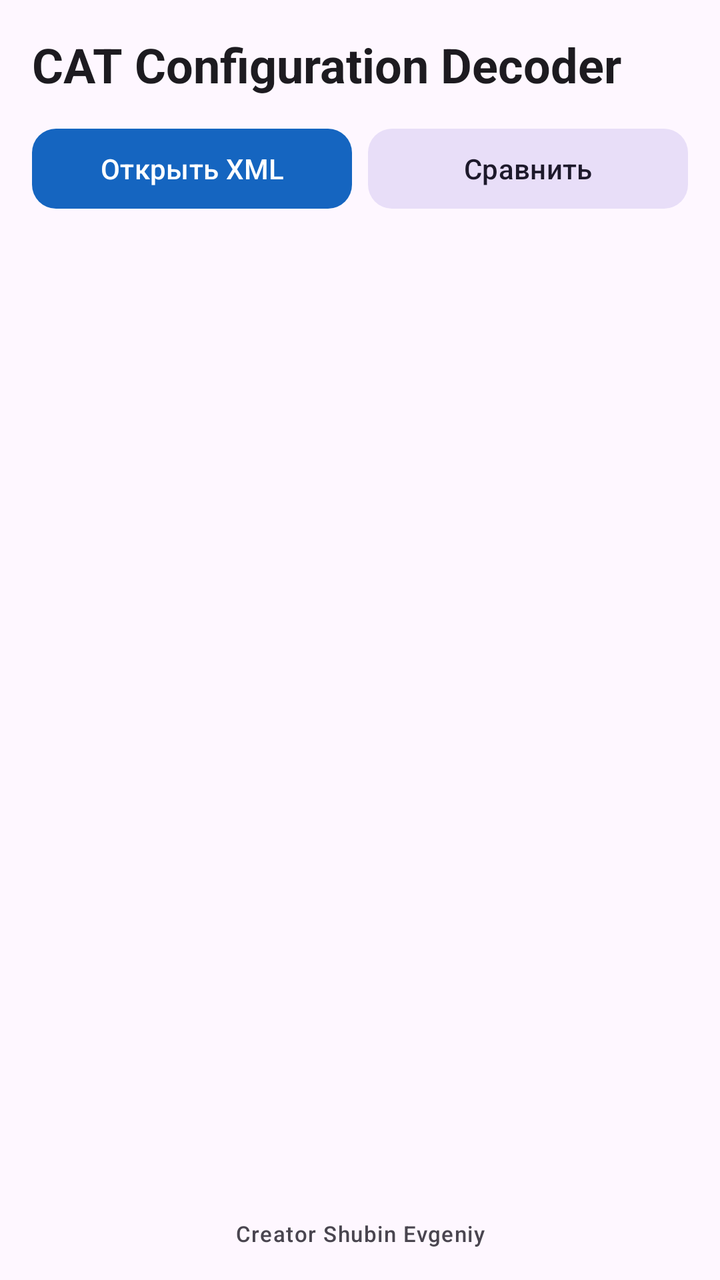
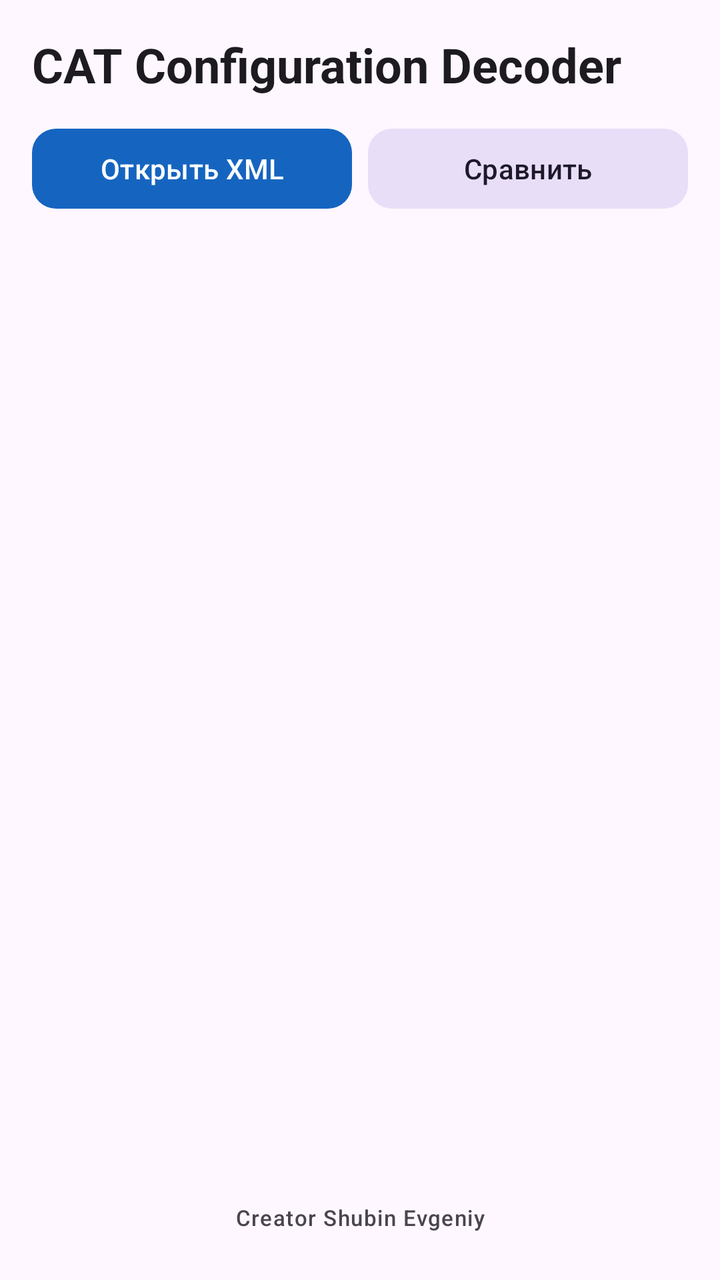

Before-and-after screenshots of an Android layout around one commit, followed by the original layout XML and the change that was made.
<!-- AndroidManifest.xml: application theme Theme.CatPwdDecoder -->
<!-- res/layout/activity_main.xml -->
<?xml version="1.0" encoding="utf-8"?>
<LinearLayout xmlns:android="http://schemas.android.com/apk/res/android"
    xmlns:app="http://schemas.android.com/apk/res-auto"
    android:layout_width="match_parent"
    android:layout_height="match_parent"
    android:orientation="vertical"
    android:padding="16dp">

    <TextView
        android:id="@+id/tvTitle"
        android:layout_width="match_parent"
        android:layout_height="wrap_content"
        android:text="@string/app_name"
        android:textAppearance="?attr/textAppearanceHeadlineSmall"
        android:textStyle="bold"/>

    <LinearLayout
        android:layout_width="match_parent"
        android:layout_height="wrap_content"
        android:layout_marginTop="12dp"
        android:orientation="horizontal">

        <com.google.android.material.button.MaterialButton
            android:id="@+id/btnPick"
            android:layout_width="0dp"
            android:layout_height="wrap_content"
            android:layout_weight="1"
            android:text="@string/btn_pick"
            app:cornerRadius="12dp"/>

        <com.google.android.material.button.MaterialButton
            android:id="@+id/btnCompare"
            style="@style/Widget.Material3.Button.TonalButton"
            android:layout_width="0dp"
            android:layout_height="wrap_content"
            android:layout_weight="1"
            android:layout_marginStart="8dp"
            android:text="@string/btn_compare"
            app:cornerRadius="12dp"/>

        <com.google.android.material.button.MaterialButton
            android:id="@+id/btnShare"
            style="@style/Widget.Material3.Button.OutlinedButton"
            android:layout_width="0dp"
            android:layout_height="wrap_content"
            android:layout_weight="1"
            android:layout_marginStart="8dp"
            android:text="@string/btn_share"
            android:enabled="false"
            android:visibility="gone"
            app:cornerRadius="12dp"/>
    </LinearLayout>

    <TextView
        android:id="@+id/tvEcmName"
        android:layout_width="match_parent"
        android:layout_height="wrap_content"
        android:layout_marginTop="8dp"
        android:text=""
        android:textAppearance="?attr/textAppearanceTitleMedium"
        android:textColor="?attr/colorPrimary"
        android:fontFamily="monospace"/>

    <androidx.recyclerview.widget.RecyclerView
        android:id="@+id/recyclerConfig"
        android:layout_width="match_parent"
        android:layout_height="0dp"
        android:layout_weight="1"
        android:clipToPadding="false"
        android:paddingBottom="8dp"/>

    <TextView
        android:layout_width="match_parent"
        android:layout_height="wrap_content"
        android:layout_marginTop="8dp"
        android:text="@string/creator_signature"
        android:textAppearance="?attr/textAppearanceLabelSmall"
        android:textColor="?attr/colorOnSurfaceVariant"
        android:gravity="center"/>
</LinearLayout>
<!-- resources referenced by this layout -->
<resources>
  <string name="app_name">CAT Configuration Decoder</string>
  <string name="btn_compare">Сравнить</string>
  <string name="btn_pick">Открыть XML</string>
  <string name="btn_share">Поделиться</string>
  <string name="creator_signature">Creator Shubin Evgeniy</string>
  <style name="Theme.CatPwdDecoder" parent="Theme.Material3.DayNight.NoActionBar">
          <item name="colorPrimary">#1565C0</item>
          <item name="colorOnPrimary">#FFFFFF</item>
      </style>
</resources>

<!-- the commit's change to res/layout/activity_main.xml (unified diff, before → after) -->
@@ -4,7 +4,10 @@
     android:layout_width="match_parent"
     android:layout_height="match_parent"
     android:orientation="vertical"
-    android:padding="16dp">
+    android:paddingStart="16dp"
+    android:paddingEnd="16dp"
+    android:paddingTop="16dp"
+    android:paddingBottom="24dp">
 
     <TextView
         android:id="@+id/tvTitle"
